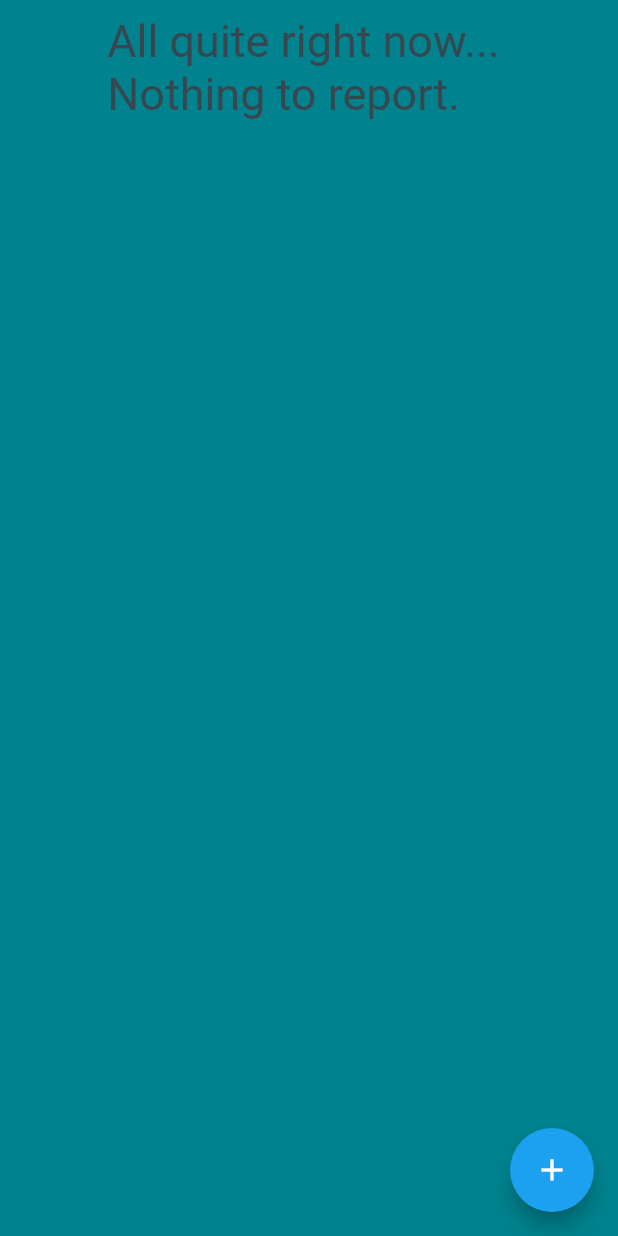
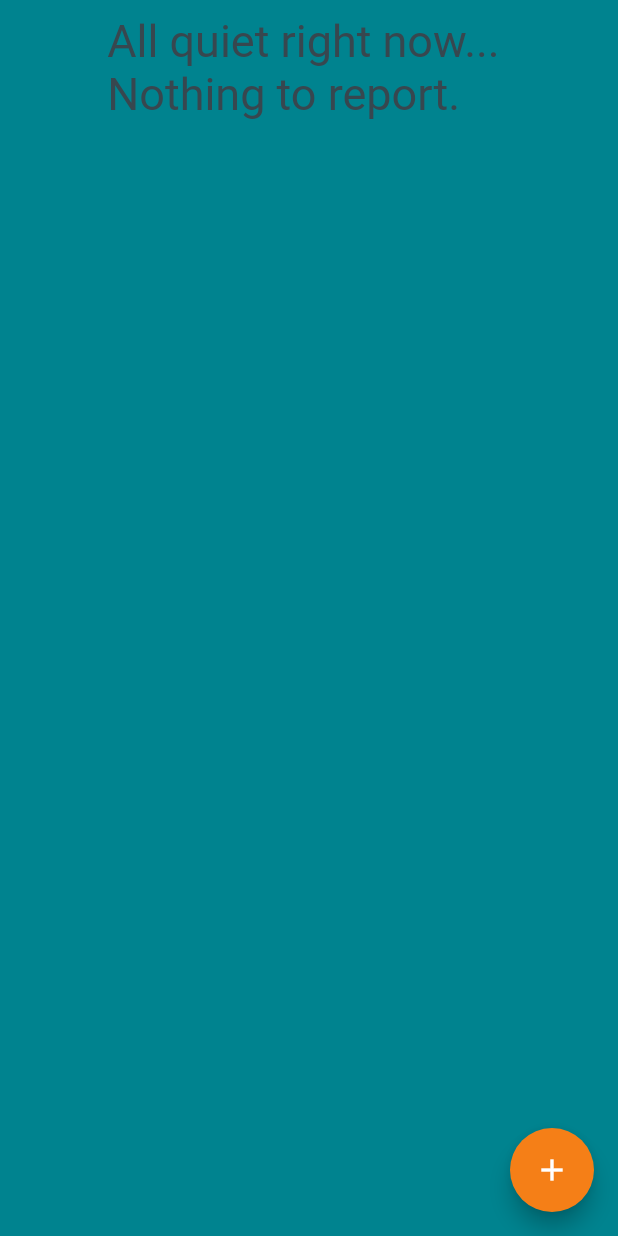
Before and after one commit to MicoT/Module3-OOP, a Flutter app: the Home screen opened directly, on a phone screen of 412 x 824 dp. Run offline on Flutter 3.47's test engine with Material 2 defaults, Android fonts, the phone set to English and light mode, and no system bars.

```diff
--- a/lib/Screens/home.dart
+++ b/lib/Screens/home.dart
@@ -19,7 +19,7 @@ class Home extends StatelessWidget {
                 child: userShout.isEmpty
                     ? Center(
                         child: Text(
-                          "All quite right now... \nNothing to report.",
+                          "All quiet right now... \nNothing to report.",
                           style: TextStyle(
                             fontSize: 30,
                             color: Color(0xff37474f),
@@ -62,6 +62,7 @@ class Home extends StatelessWidget {
         ),
         floatingActionButton: FloatingActionButton(
             child: Icon(Icons.add),
+            backgroundColor: Color(0xFFF57F17),
             onPressed: () {
               Navigator.push(
                   context,
```
